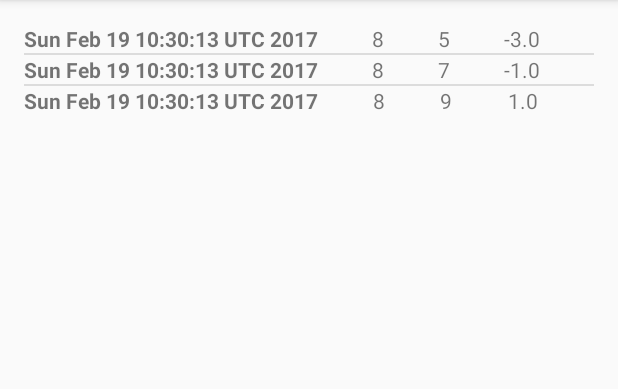
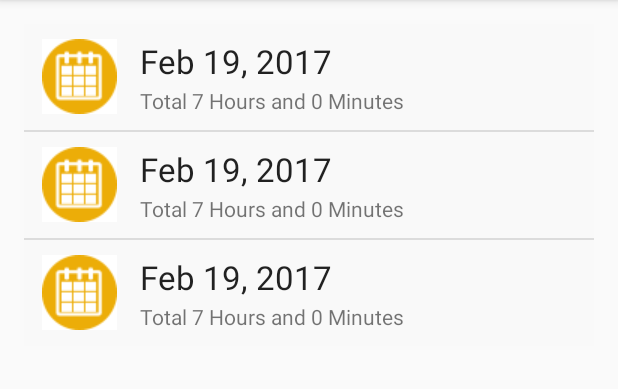
Before and after one commit to tomerach/Hilik---Android-APP, an Android app: the ReportActivity screen opened directly, with no data from a screen before it, on a phone screen of 412 x 824 dp, the part 84-473 px from its top. Run offline under Robolectric (Android 15) with nearby library versions, the phone set to English and light mode, and no system bars.

Commit message:
setup the reportList and start with DB classes

```diff
--- /dev/null
+++ b/app/src/main/java/com/example/shonandtomer/hilik/FeedReaderContract.java
@@ -0,0 +1,20 @@
+package com.example.shonandtomer.hilik;
+
+import android.provider.BaseColumns;
+
+/**
+ * Created by sotmazgi on 2/19/2017.
+ */
+
+public final class FeedReaderContract {
+    // To prevent someone from accidentally instantiating the contract class,
+    // make the constructor private.
+    private FeedReaderContract() {}
+
+    /* Inner class that defines the table contents */
+    public static class FeedEntry implements BaseColumns {
+        public static final String TABLE_NAME = "entry";
+        public static final String COLUMN_NAME_TITLE = "title";
+        public static final String COLUMN_NAME_SUBTITLE = "subtitle";
+    }
+}
--- /dev/null
+++ b/app/src/main/java/com/example/shonandtomer/hilik/FeedReaderDbHelper.java
@@ -0,0 +1,40 @@
+package com.example.shonandtomer.hilik;
+
+import android.content.Context;
+import android.database.sqlite.SQLiteDatabase;
+import android.database.sqlite.SQLiteOpenHelper;
+
+/**
+ * Created by sotmazgi on 2/19/2017.
+ */
+
+public class FeedReaderDbHelper extends SQLiteOpenHelper {
+    private static final String SQL_CREATE_ENTRIES =
+            "CREATE TABLE " + FeedReaderContract.FeedEntry.TABLE_NAME + " (" +
+                    FeedReaderContract.FeedEntry._ID + " INTEGER PRIMARY KEY," +
+                    FeedReaderContract.FeedEntry.COLUMN_NAME_TITLE + " TEXT," +
+                    FeedReaderContract.FeedEntry.COLUMN_NAME_SUBTITLE + " TEXT)";
+
+    private static final String SQL_DELETE_ENTRIES =
+            "DROP TABLE IF EXISTS " + FeedReaderContract.FeedEntry.TABLE_NAME;
+
+    // If you change the database schema, you must increment the database version.
+    public static final int DATABASE_VERSION = 1;
+    public static final String DATABASE_NAME = "FeedReader.db";
+
+    public FeedReaderDbHelper(Context context) {
+        super(context, DATABASE_NAME, null, DATABASE_VERSION);
+    }
+    public void onCreate(SQLiteDatabase db) {
+        db.execSQL(SQL_CREATE_ENTRIES);
+    }
+    public void onUpgrade(SQLiteDatabase db, int oldVersion, int newVersion) {
+        // This database is only a cache for online data, so its upgrade policy is
+        // to simply to discard the data and start over
+        db.execSQL(SQL_DELETE_ENTRIES);
+        onCreate(db);
+    }
+    public void onDowngrade(SQLiteDatabase db, int oldVersion, int newVersion) {
+        onUpgrade(db, oldVersion, newVersion);
+    }
+}
--- a/app/src/main/java/com/example/shonandtomer/hilik/ListViewAdapter.java
+++ b/app/src/main/java/com/example/shonandtomer/hilik/ListViewAdapter.java
@@ -5,8 +5,11 @@ import android.view.LayoutInflater;
 import android.view.View;
 import android.view.ViewGroup;
 import android.widget.BaseAdapter;
+import android.widget.ImageView;
 import android.widget.TextView;
+import java.text.DateFormat;
 import java.util.ArrayList;
+import java.util.Date;
 
 /**
  * Created by sotmazgi on 2/14/2017.
@@ -15,10 +18,9 @@ public class ListViewAdapter extends BaseAdapter     {
     public ArrayList<ReportItem> reportList;
     Activity activity;
 
+    ImageView dateImg;
     TextView dateTxt;
-    TextView inTimeTxt;
-    TextView outTimeTxt;
-    TextView totalHoursTxt;
+    TextView hoursTxt;
 
     public ListViewAdapter(Activity activity,ArrayList<ReportItem> list){
         super();
@@ -53,19 +55,23 @@ public class ListViewAdapter extends BaseAdapter     {
         if(convertView == null){
 
             convertView=inflater.inflate(R.layout.report_item, null);
-
-            dateTxt=(TextView) convertView.findViewById(R.id.date);
-            inTimeTxt=(TextView) convertView.findViewById(R.id.inTime);
-            outTimeTxt=(TextView) convertView.findViewById(R.id.outTime);
-            totalHoursTxt=(TextView) convertView.findViewById(R.id.totalHours);
+            dateImg=(ImageView) convertView.findViewById(R.id.reportItemImg);
+            dateTxt=(TextView) convertView.findViewById(R.id.reportItemDate);
+            hoursTxt=(TextView) convertView.findViewById(R.id.reportItemHours);
 
         }
+        ReportItem reportItem = reportList.get(position);
 
-        ReportItem reportItem = reportList.get(position);
-        dateTxt.setText(reportItem.getDate().toString());
-        inTimeTxt.setText(Integer.toString(reportItem.getInTime()));
-        outTimeTxt.setText(Integer.toString(reportItem.getOutTime()));
-        totalHoursTxt.setText(Float.toString(reportItem.getTotalHours()));
+        //Get or Generate Date
+        Date inDate = reportItem.getInDate();
+        Date outDate = reportItem.getInDate();
+
+        //date format
+        DateFormat dateFormat = DateFormat.getDateInstance();
+
+        String dateString = dateFormat.format(inDate);
+        dateTxt.setText(dateString);
+        hoursTxt.setText(reportItem.getTotalHours());
 
         return convertView;
     }
--- a/app/src/main/java/com/example/shonandtomer/hilik/ReportActivity.java
+++ b/app/src/main/java/com/example/shonandtomer/hilik/ReportActivity.java
@@ -3,6 +3,7 @@ package com.example.shonandtomer.hilik;
 import android.content.Context;
 import android.support.v7.app.AppCompatActivity;
 import android.os.Bundle;
+import android.util.Log;
 import android.view.LayoutInflater;
 import android.view.View;
 import android.view.ViewGroup;
@@ -13,18 +14,17 @@ import android.widget.ListView;
 import android.widget.TextView;
 import android.widget.Toast;
 
+import java.text.DateFormat;
+import java.text.ParseException;
+import java.text.SimpleDateFormat;
 import java.util.ArrayList;
+import java.util.Calendar;
 import java.util.Date;
 import java.util.HashMap;
 
 public class ReportActivity extends AppCompatActivity {
 
     ListView listViewReport;
-
-    public static final String FIRST_COLUMN="First";
-    public static final String SECOND_COLUMN="Second";
-    public static final String THIRD_COLUMN="Third";
-    public static final String FOURTH_COLUMN="Fourth";
 
     private ArrayList<ReportItem> reportList;
 
@@ -34,10 +34,20 @@ public class ReportActivity extends AppCompatActivity {
         setContentView(R.layout.activity_report);
         this.listViewReport = (ListView) findViewById(R.id.listViewReport);
 
+
+
         reportList = new ArrayList<ReportItem>();
-        ReportItem reportItem1 = new ReportItem(new Date() , 8 , 5);
-        ReportItem reportItem2 = new ReportItem(new Date() , 8 , 7);
-        ReportItem reportItem3 = new ReportItem(new Date() , 8 , 9);
+
+        Date syntheticDate = new Date();
+        Date date = new Date();
+        syntheticDate.setHours(17);
+
+        //Log.d("timeTag", "date: " + date.toString());
+        //Log.d("timeTag", "syntheticDate: " + syntheticDate.toString());
+
+        ReportItem reportItem1 = new ReportItem(date , syntheticDate);
+        ReportItem reportItem2 = new ReportItem(date , syntheticDate);
+        ReportItem reportItem3 = new ReportItem(date , syntheticDate);
 
         reportList.add(reportItem1);
         reportList.add(reportItem2);
--- a/app/src/main/java/com/example/shonandtomer/hilik/ReportItem.java
+++ b/app/src/main/java/com/example/shonandtomer/hilik/ReportItem.java
@@ -6,48 +6,60 @@ import java.util.Date;
  * Created by sotmazgi on 2/14/2017.
  */
 public class ReportItem {
-    private Date date;
-    private int inTime;
-    private int outTime;
-    private float totalHours;
+    private Date inDate;
+    private Date outDate;
 
-    public ReportItem(Date date, int inTime, int outTime) {
-        this.date = date;
-        this.inTime = inTime;
-        this.outTime = outTime;
-        this.totalHours = outTime - inTime;
+    public ReportItem(Date inDate, Date outDate) {
+
+        this.inDate = inDate;
+        this.outDate = outDate;
     }
 
-    public Date getDate() {
-
-        return date;
+    public void setInDate(Date inDate) {
+        this.inDate = inDate;
     }
 
-    public void setDate(Date date) {
-        this.date = date;
+    public void setOutDate(Date outDate) {
+        this.outDate = outDate;
     }
 
-    public int getInTime() {
-        return inTime;
+    public Date getInDate() {
+        return inDate;
     }
 
-    public void setInTime(int inTime) {
-        this.inTime = inTime;
+    public Date getOutDate() { return outDate; }
+
+    public String getTotalHours()  {
+        return timeDifference(inDate, outDate);
     }
 
-    public int getOutTime() {
-        return outTime;
-    }
+    private String timeDifference(Date startDate, Date endDate){
 
-    public void setOutTime(int outTime) {
-        this.outTime = outTime;
-    }
+        //milliseconds
+        long different = endDate.getTime() - startDate.getTime();
 
-    public float getTotalHours() {
-        return totalHours;
-    }
+        long secondsInMilli = 1000;
+        long minutesInMilli = secondsInMilli * 60;
+        long hoursInMilli = minutesInMilli * 60;
+        long daysInMilli = hoursInMilli * 24;
 
-    public void setTotalHours(float totalHours) {
-        this.totalHours = totalHours;
+        long elapsedDays = different / daysInMilli;
+        different = different % daysInMilli;
+
+        long elapsedHours = different / hoursInMilli;
+        different = different % hoursInMilli;
+
+        long elapsedMinutes = different / minutesInMilli;
+        different = different % minutesInMilli;
+
+        long elapsedSeconds = different / secondsInMilli;
+
+        return "Total " + elapsedHours + " Hours and " + elapsedMinutes + " Minutes";
+
+       /* Log.d("timeTag", elapsedDays + " days, " +
+                        elapsedHours + " hours, " +
+                        elapsedMinutes + " minutes, " +
+                        elapsedSeconds + " seconds");
+                        */
     }
 }
--- a/app/src/main/res/layout/report_item.xml
+++ b/app/src/main/res/layout/report_item.xml
@@ -1,34 +1,43 @@
 <?xml version="1.0" encoding="utf-8"?>
-<LinearLayout xmlns:android="http://schemas.android.com/apk/res/android"
-    android:orientation="horizontal"
+<RelativeLayout xmlns:android="http://schemas.android.com/apk/res/android"
     android:layout_width="match_parent"
-    android:layout_height="match_parent">
+    android:layout_height="match_parent"
+    android:background="#FFF9F9F9"
+    android:paddingRight="10dp"
+    android:paddingTop="10dp"
+    android:paddingBottom="10dp">
 
-
+    <ImageView
+        android:layout_width="wrap_content"
+        android:layout_height="wrap_content"
+        android:id="@+id/reportItemImg"
+        android:src="@drawable/download"
+        android:layout_alignParentTop="true"
+        android:layout_alignParentStart="true"
+        android:layout_marginStart="12dp"
+        android:layout_marginEnd="15dp"/>
 
     <TextView
-        android:id="@+id/date"
+        android:layout_width="wrap_content"
         android:layout_height="wrap_content"
-        android:layout_width="wrap_content"
-        android:layout_weight="1"
-        android:textStyle="bold" />
+        android:textAppearance="?android:attr/textAppearanceLarge"
+        android:text="Note Title"
+        android:id="@+id/reportItemDate"
+        android:layout_alignParentTop="true"
+        android:layout_toEndOf="@+id/reportItemImg"
+        android:ellipsize="end"
+        android:singleLine="true"
+        android:layout_marginBottom="2dp"/>
 
     <TextView
-        android:id="@+id/inTime"
+        android:layout_width="wrap_content"
         android:layout_height="wrap_content"
-        android:layout_width="wrap_content"
-        android:layout_weight="1" />
+        android:text="So this is how our note text should look, it's not preety but I think it should do"
+        android:id="@+id/reportItemHours"
+        android:layout_below="@+id/reportItemDate"
+        android:layout_alignParentEnd="true"
+        android:layout_toEndOf="@+id/reportItemImg"
+        android:ellipsize="end"
+        android:singleLine="true"/>
 
-    <TextView
-        android:id="@+id/outTime"
-        android:layout_height="wrap_content"
-        android:layout_width="wrap_content"
-        android:layout_weight="1" />
-
-    <TextView
-        android:id="@+id/totalHours"
-        android:layout_height="wrap_content"
-        android:layout_width="wrap_content"
-        android:layout_weight="1" />
-
-</LinearLayout>
+</RelativeLayout>
```
Also changed, not shown: app/src/main/res/drawable/download.png (added), app/src/main/res/drawable/p.png (added).
